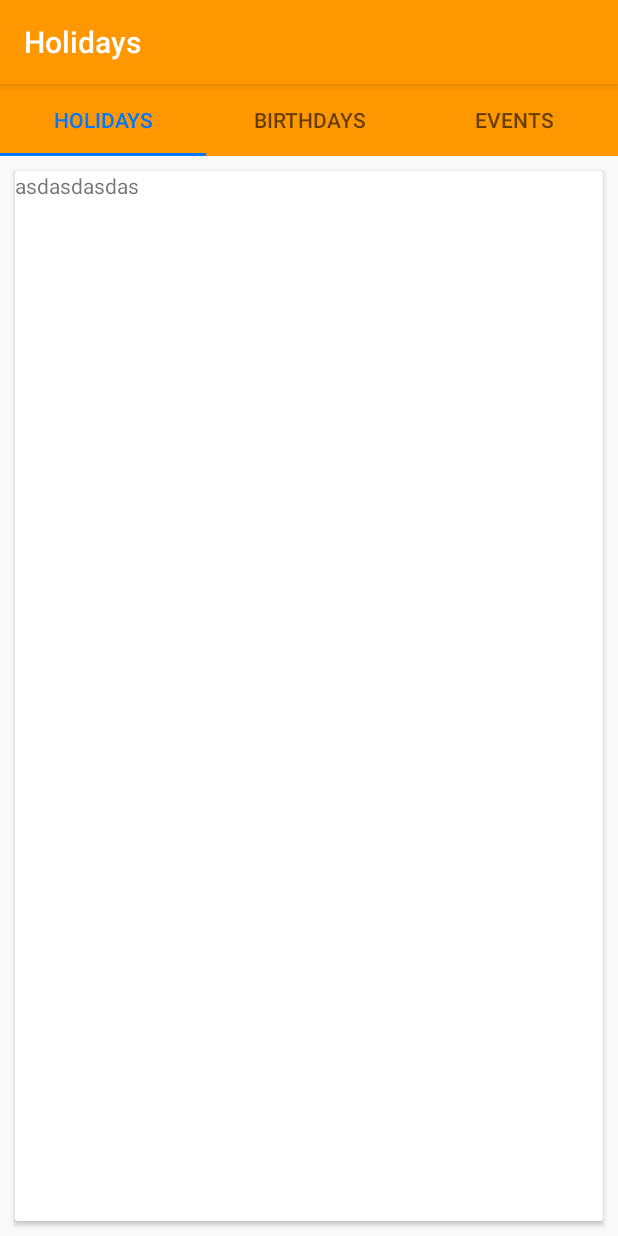
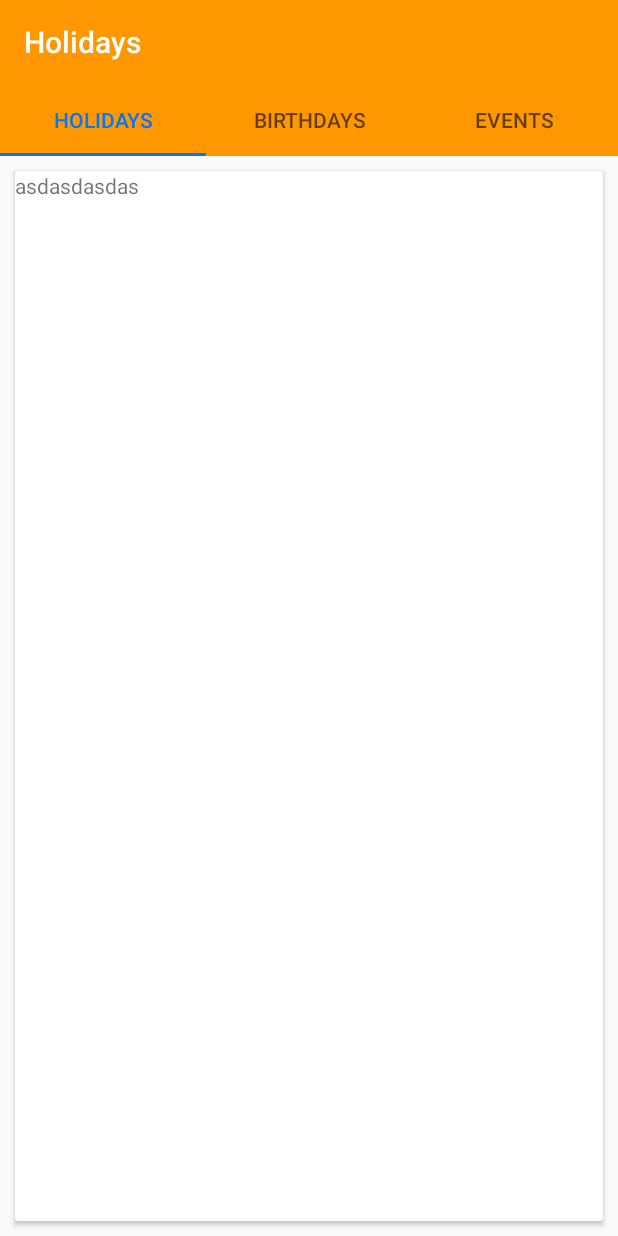
Before and after one commit to solandmedotru/Holidays, an Android app: the MainActivity screen opened directly, with no data from a screen before it, on a phone screen of 412 x 824 dp. Run offline under Robolectric (Android 15) with nearby library versions, the phone set to English and light mode, and no system bars.

Commit message:
Added toolbar

```diff
--- a/app/build.gradle
+++ b/app/build.gradle
@@ -20,7 +20,7 @@ android {
 }
 
 dependencies {
-    compile fileTree(dir: 'libs', include: ['*.jar'])
+    compile fileTree(include: ['*.jar'], dir: 'libs')
     androidTestCompile('com.android.support.test.espresso:espresso-core:2.2.2', {
         exclude group: 'com.android.support', module: 'support-annotations'
     })
@@ -28,9 +28,9 @@ dependencies {
     compile 'com.android.support:design:24.2.1'
     compile 'com.google.firebase:firebase-database:9.6.1'
     compile 'com.android.support:support-v4:24.2.1'
-    testCompile 'junit:junit:4.12'
     compile 'com.android.support:cardview-v7:24.2.1'
     compile 'com.android.support:recyclerview-v7:24.2.1'
+    testCompile 'junit:junit:4.12'
 }
 
 
--- a/app/src/main/java/ru/solandme/holidays/MainActivity.java
+++ b/app/src/main/java/ru/solandme/holidays/MainActivity.java
@@ -6,6 +6,7 @@ import android.support.design.widget.TabLayout;
 import android.support.v4.view.ViewPager;
 import android.support.v7.app.AppCompatActivity;
 import android.os.Bundle;
+import android.support.v7.widget.Toolbar;
 
 import ru.solandme.holidays.adapters.MyFragmentPagerAdapter;
 
@@ -18,6 +19,9 @@ public class MainActivity extends AppCompatActivity {
         super.onCreate(savedInstanceState);
         setContentView(R.layout.activity_main);
 
+        Toolbar toolbar = (Toolbar) findViewById(R.id.mainToolbar);
+        setSupportActionBar(toolbar);
+
         sharedPreferences = getApplicationContext().getSharedPreferences("settings", Context.MODE_PRIVATE);
 
         ViewPager viewPager = (ViewPager) findViewById(R.id.main_view_pager);
--- a/app/src/main/res/layout/activity_main.xml
+++ b/app/src/main/res/layout/activity_main.xml
@@ -6,6 +6,8 @@
     android:layout_height="match_parent"
     android:orientation="vertical"
     tools:context="ru.solandme.holidays.MainActivity">
+
+    <include layout="@layout/toolbar" />
 
     <android.support.design.widget.TabLayout
         android:id="@+id/main_sliding_tabs"
--- /dev/null
+++ b/app/src/main/res/layout/toolbar.xml
@@ -0,0 +1,9 @@
+<?xml version="1.0" encoding="utf-8"?>
+<android.support.v7.widget.Toolbar
+    xmlns:android="http://schemas.android.com/apk/res/android"
+    android:layout_width="match_parent"
+    android:id="@+id/mainToolbar"
+    android:layout_height="?android:attr/actionBarSize"
+    android:theme="@style/AppTheme.Toolbar">
+
+</android.support.v7.widget.Toolbar>
--- a/app/src/main/res/values/styles.xml
+++ b/app/src/main/res/values/styles.xml
@@ -1,11 +1,13 @@
 <resources>
 
-    <!-- Base application theme. -->
-    <style name="AppTheme" parent="Theme.AppCompat.Light.DarkActionBar">
-        <!-- Customize your theme here. -->
+    <style name="AppTheme" parent="Theme.AppCompat.Light.NoActionBar">
         <item name="colorPrimary">@color/colorPrimary</item>
         <item name="colorPrimaryDark">@color/colorPrimaryDark</item>
         <item name="colorAccent">@color/colorAccent</item>
+    </style>
+
+    <style name="AppTheme.Toolbar" parent="ThemeOverlay.AppCompat.Dark.ActionBar">
+        <item name="android:background">@color/colorPrimary</item>
     </style>
 
     <style name="AppTheme.Splash" parent="AppTheme">
```
